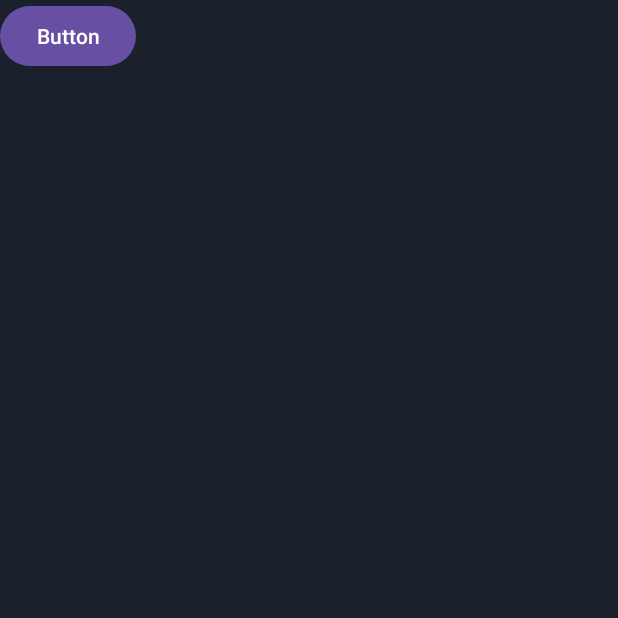
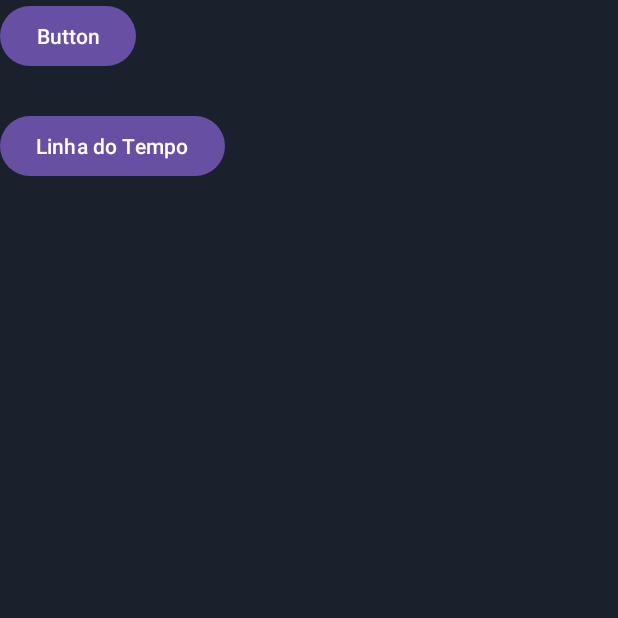
Before and after one commit to Sari-Dorneles/LeiturAPP, an Android app: the screen it shows after launch (MainActivity2), on a phone screen of 412 x 824 dp, the top half of it. Run offline under Robolectric (Android 15) with nearby library versions, the phone set to English and light mode, and no system bars.

Commit message:
Botão na main e pop up funcionando no botão da linha do tempo

```diff
--- a/app/src/main/java/com/example/myapplication/MainActivity2.java
+++ b/app/src/main/java/com/example/myapplication/MainActivity2.java
@@ -23,5 +23,14 @@ public class MainActivity2 extends AppCompatActivity {
                 startActivity(autor);
             }
         });
+
+        Button linha = findViewById(R.id.btnLinha);
+        linha.setOnClickListener(new View.OnClickListener() {
+            @Override
+            public void onClick(View view) {
+                Intent linha = new Intent(getApplicationContext(), telaLinhaTempo.class);
+                startActivity(linha);
+            }
+        });
     }
 }
--- a/app/src/main/res/layout/activity_main2.xml
+++ b/app/src/main/res/layout/activity_main2.xml
@@ -14,4 +14,13 @@
         android:text="Button"
         tools:layout_editor_absoluteX="96dp"
         tools:layout_editor_absoluteY="150dp" />
+
+    <Button
+        android:id="@+id/btnLinha"
+        android:layout_width="wrap_content"
+        android:layout_height="wrap_content"
+        android:layout_marginTop="25dp"
+        android:text="Linha do Tempo"
+        app:layout_constraintTop_toBottomOf="@+id/btnAutor"
+        tools:layout_editor_absoluteX="94dp" />
 </androidx.constraintlayout.widget.ConstraintLayout>
```
